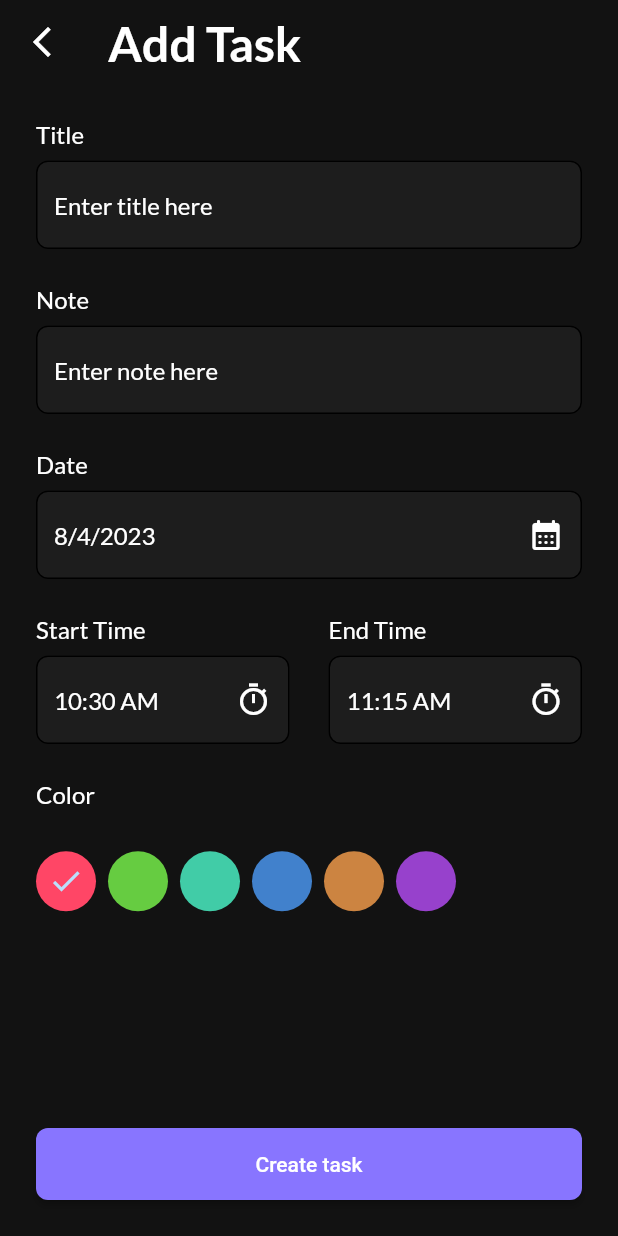
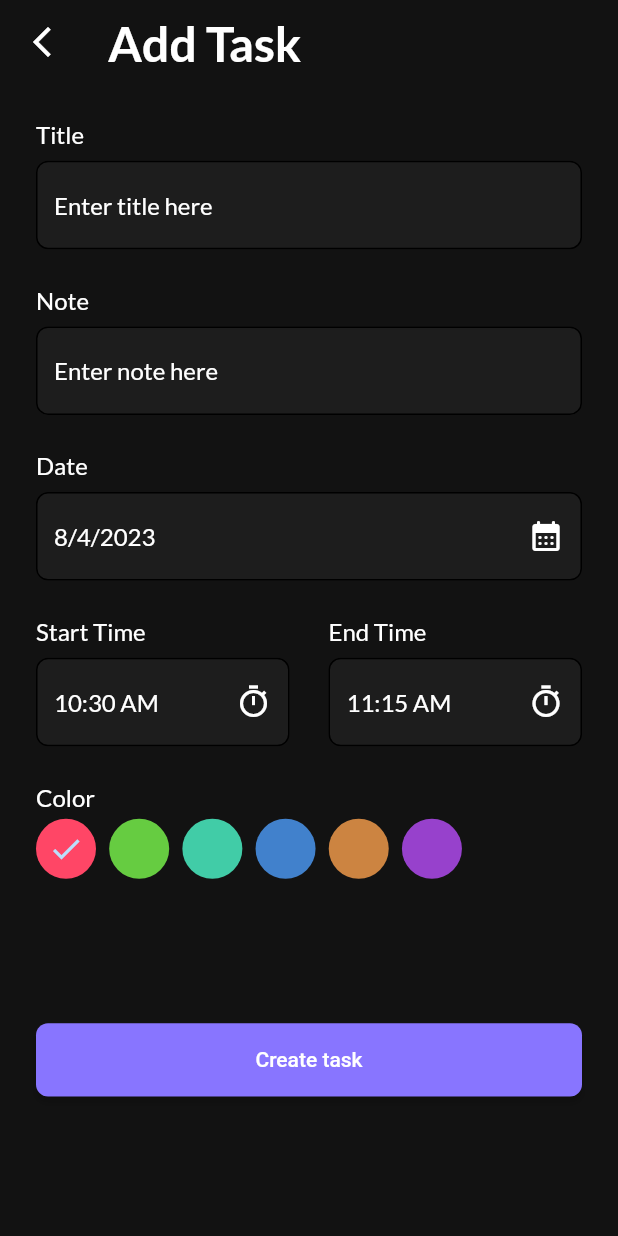
Before and after one commit to AmmarAgeeza/Up-To-Do-App, a Flutter app: the AddTaskScreen screen opened directly, on a phone screen of 412 x 824 dp. Run offline on Flutter 3.47's test engine with Material 2 defaults, Android fonts, the phone set to English and light mode, and no system bars; our stand-ins replace date_picker_timeline, flutter_screenutil, get_it, google_fonts, shared_preferences, smooth_page_indicator; accounts and stored records are empty.

Commit message:
fix overflow and make design responsive

```diff
--- a/lib/app/app.dart
+++ b/lib/app/app.dart
@@ -1,4 +1,5 @@
 import 'package:flutter/material.dart';
+import 'package:flutter_screenutil/flutter_screenutil.dart';
 import 'package:to_do_app/core/utils/app_strings.dart';
 
 import '../core/theme/theme.dart';
@@ -9,6 +10,9 @@ class MyApp extends StatelessWidget {
 
   @override
   Widget build(BuildContext context) {
+    return ScreenUtilInit(
+      designSize: const Size(375, 812),
+      builder:(context,child){
         return MaterialApp(
           // title: 'To-Do App', =>//hard coded
           title: AppStrings.appName,
@@ -17,5 +21,7 @@ class MyApp extends StatelessWidget {
           themeMode: ThemeMode.light,
           debugShowCheckedModeBanner: false,
           home: const SplashScreen());
+      } ,
+    );
   }
 }
--- a/lib/core/theme/theme.dart
+++ b/lib/core/theme/theme.dart
@@ -1,4 +1,5 @@
 import 'package:flutter/material.dart';
+import 'package:flutter_screenutil/flutter_screenutil.dart';
 import 'package:google_fonts/google_fonts.dart';
 
 import '../utils/app_colors.dart';
--- a/lib/feature/task/presentation/components/add_task_component.dart
+++ b/lib/feature/task/presentation/components/add_task_component.dart
@@ -1,4 +1,5 @@
 import 'package:flutter/material.dart';
+import 'package:flutter_screenutil/flutter_screenutil.dart';
 
 class AddTaskComponent extends StatelessWidget {
   const AddTaskComponent({
@@ -23,7 +24,7 @@ class AddTaskComponent extends StatelessWidget {
           tilte,
           style: Theme.of(context).textTheme.displayMedium,
         ),
-        const SizedBox(height: 8),
+         SizedBox(height: 8.h),
         TextFormField(
           readOnly: readOnly,
           controller: controller,
--- a/lib/feature/task/presentation/screens/add_task_screen/add_task_screen.dart
+++ b/lib/feature/task/presentation/screens/add_task_screen/add_task_screen.dart
@@ -1,4 +1,5 @@
 import 'package:flutter/material.dart';
+import 'package:flutter_screenutil/flutter_screenutil.dart';
 import 'package:intl/intl.dart';
 import 'package:to_do_app/core/widgets/custom_button.dart';
 
@@ -25,6 +26,8 @@ class _AddTaskScreenState extends State<AddTaskScreen> {
   int currentIndex = 0;
   @override
   Widget build(BuildContext context) {
+    print(MediaQuery.of(context).size.height);
+print(MediaQuery.of(context).size.width);
     return Scaffold(
       appBar: AppBar(
         automaticallyImplyLeading: false,
@@ -40,9 +43,10 @@ class _AddTaskScreenState extends State<AddTaskScreen> {
           style: Theme.of(context).textTheme.displayLarge,
         ),
       ),
-      body: Padding(
+      body: Form(
+        child: SingleChildScrollView(
+          child: Padding(
             padding: const EdgeInsets.all(24),
-        child: Form(
             child: Column(
               crossAxisAlignment: CrossAxisAlignment.start,
               children: [
@@ -52,14 +56,14 @@ class _AddTaskScreenState extends State<AddTaskScreen> {
                   tilte: AppStrings.tilte,
                   hintText: AppStrings.tilteHint,
                 ),
-              const SizedBox(height: 24),
+                 SizedBox(height: 24.h),
                 //! Note
                 AddTaskComponent(
                   controller: noteController,
                   tilte: AppStrings.note,
                   hintText: AppStrings.notehint,
                 ),
-              const SizedBox(height: 24),
+                 SizedBox(height: 24.h),
                 //! Date
                 AddTaskComponent(
                   tilte: AppStrings.date,
@@ -89,7 +93,7 @@ class _AddTaskScreenState extends State<AddTaskScreen> {
                   ),
                   readOnly: true,
                 ),
-              const SizedBox(height: 24),
+                 SizedBox(height: 24.h),
                 //! Start - End Time
                 Row(
                   children: [
@@ -103,7 +107,8 @@ class _AddTaskScreenState extends State<AddTaskScreen> {
                           onPressed: () async {
                             TimeOfDay? pickedStartTime = await showTimePicker(
                               context: context,
-                            initialTime: TimeOfDay.fromDateTime(DateTime.now()),
+                              initialTime:
+                                  TimeOfDay.fromDateTime(DateTime.now()),
                             );
                             if (pickedStartTime != null) {
                               setState(() {
@@ -133,7 +138,8 @@ class _AddTaskScreenState extends State<AddTaskScreen> {
                           onPressed: () async {
                             TimeOfDay? pickedEndTime = await showTimePicker(
                               context: context,
-                            initialTime: TimeOfDay.fromDateTime(DateTime.now()),
+                              initialTime:
+                                  TimeOfDay.fromDateTime(DateTime.now()),
                             );
                             if (pickedEndTime != null) {
                               setState(() {
@@ -152,10 +158,11 @@ class _AddTaskScreenState extends State<AddTaskScreen> {
                     ),
                   ],
                 ),
-              const SizedBox(height: 24),
+                 SizedBox(height: 24.h),
 
                 //!Color
-              Expanded(
+                SizedBox(
+                  height: 68.h,
                   child: Column(
                     crossAxisAlignment: CrossAxisAlignment.start,
                     children: [
@@ -170,7 +177,7 @@ class _AddTaskScreenState extends State<AddTaskScreen> {
                           scrollDirection: Axis.horizontal,
                           itemCount: 6,
                           separatorBuilder: (context, index) =>
-                            const SizedBox(width: 8),
+                               SizedBox(width: 8.w),
                           itemBuilder: (context, index) {
                             Color getColor(index) {
                               switch (index) {
@@ -222,9 +229,11 @@ class _AddTaskScreenState extends State<AddTaskScreen> {
                   ),
                 ),
                 //! add Task Button
-              const Spacer(),
+
+                 SizedBox(height: 90.h),
+
                 SizedBox(
-                height: 48,
+                  height: 48.h,
                   width: double.infinity,
                   child: CustomButton(
                     text: AppStrings.createTask,
@@ -235,6 +244,7 @@ class _AddTaskScreenState extends State<AddTaskScreen> {
             ),
           ),
         ),
+      ),
     );
   }
 }
--- a/pubspec.yaml
+++ b/pubspec.yaml
@@ -32,6 +32,7 @@ dependencies:
   date_picker_timeline: ^1.2.5
   flutter:
     sdk: flutter
+  flutter_screenutil: ^5.8.4
   get_it: ^7.6.0
   google_fonts: ^5.1.0
   intl: ^0.18.1
```
Also changed, not shown: pubspec.lock. Lines whose indentation alone changed are shown as unchanged.
